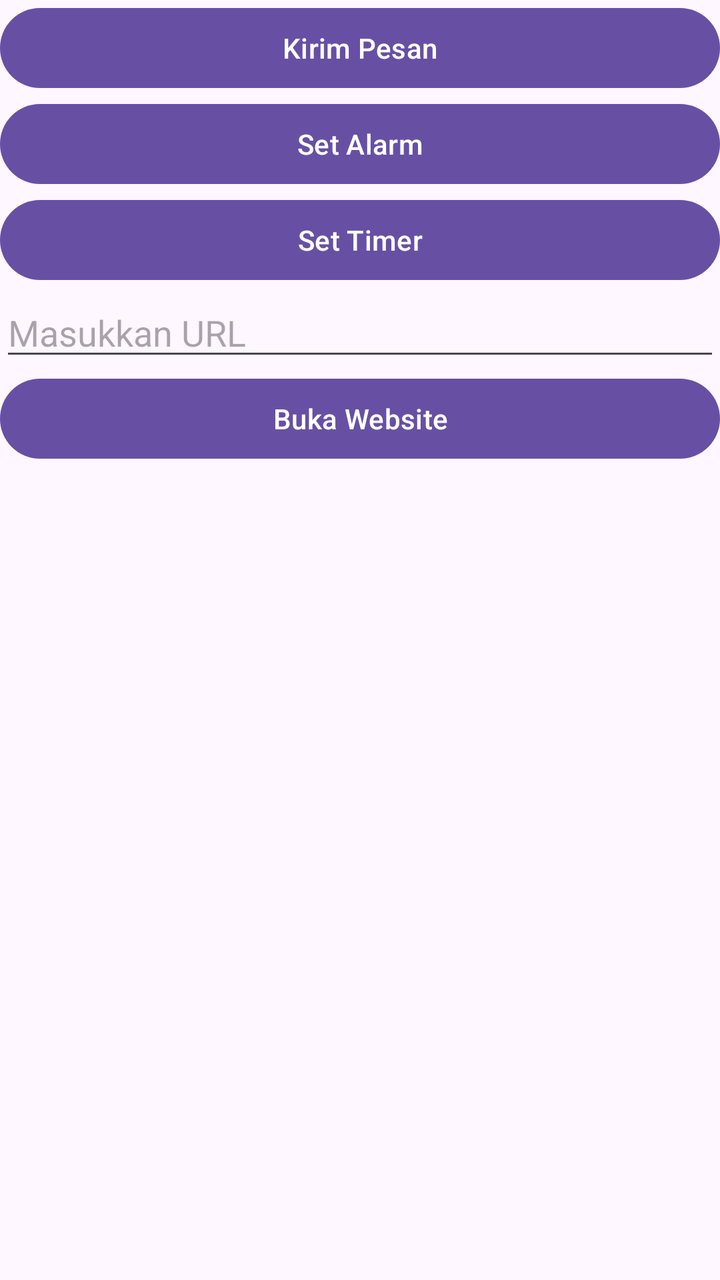
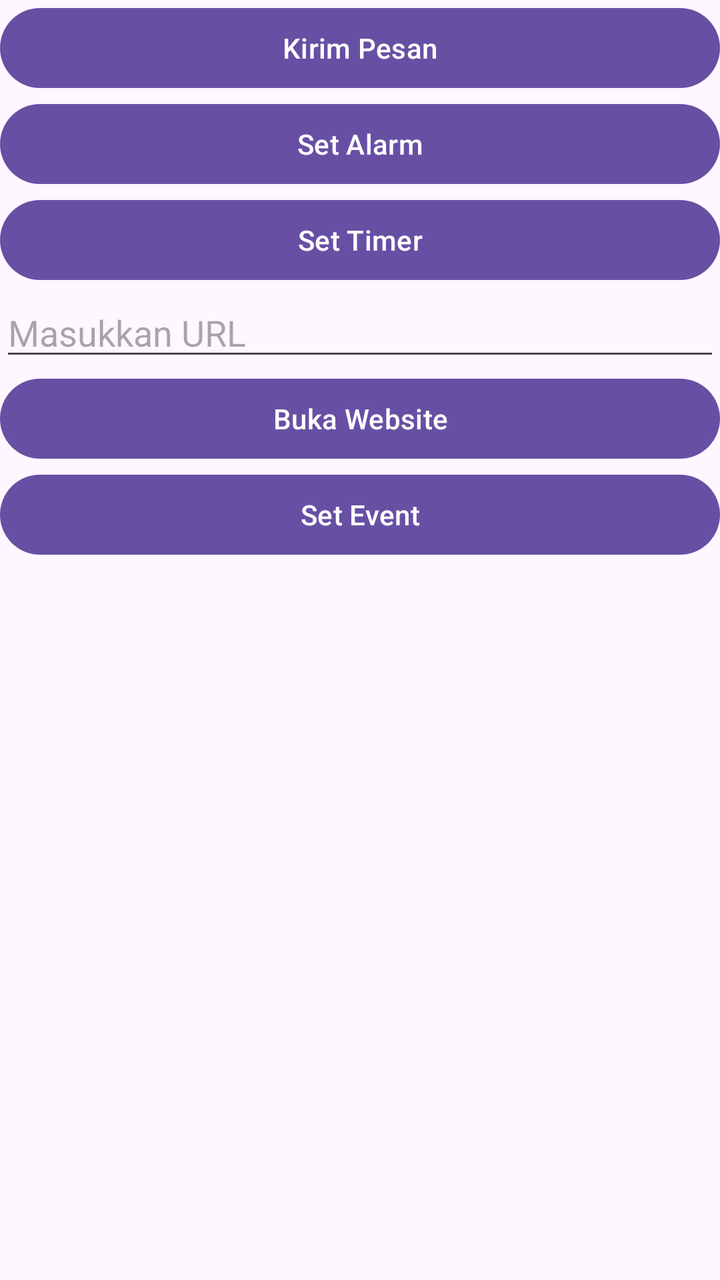

The first picture is an Android layout as it rendered before a commit; the second is the same layout after the commit. The layout source and the unified diff follow.
<!-- AndroidManifest.xml: application theme Theme.ImplisitIntent -->
<!-- res/layout/activity_main.xml -->
<?xml version="1.0" encoding="utf-8"?>
<LinearLayout xmlns:android="http://schemas.android.com/apk/res/android"
    xmlns:app="http://schemas.android.com/apk/res-auto"
    xmlns:tools="http://schemas.android.com/tools"
    android:id="@+id/main"
    android:layout_width="match_parent"
    android:layout_height="match_parent"
    android:orientation="vertical"
    tools:context=".MainActivity">

    <Button
        android:id="@+id/btnKirimPesan"
        android:layout_width="match_parent"
        android:layout_height="wrap_content"
        android:text="Kirim Pesan" />

    <Button
        android:id="@+id/btnSetAlarm"
        android:layout_width="match_parent"
        android:layout_height="wrap_content"
        android:text="Set Alarm" />

    <Button
        android:id="@+id/btnSetTimer"
        android:layout_width="match_parent"
        android:layout_height="wrap_content"
        android:text="Set Timer" />

    <EditText
        android:id="@+id/etURL"
        android:layout_width="match_parent"
        android:layout_height="wrap_content"
        android:hint="Masukkan URL" />

    <Button
        android:id="@+id/btnOpenURL"
        android:layout_width="match_parent"
        android:layout_height="wrap_content"
        android:text="Buka Website" />

</LinearLayout>
<!-- resources referenced by this layout -->
<resources>
  <style name="Theme.ImplisitIntent" parent="Base.Theme.ImplisitIntent" />
  <style name="Base.Theme.ImplisitIntent" parent="Theme.Material3.DayNight.NoActionBar">
          
          
      </style>
</resources>

<!-- the commit's change to res/layout/activity_main.xml (unified diff, before → after) -->
@@ -38,4 +38,10 @@
         android:layout_height="wrap_content"
         android:text="Buka Website" />
 
+    <Button
+        android:id="@+id/btnSetEvent"
+        android:layout_width="match_parent"
+        android:layout_height="wrap_content"
+        android:text="Set Event" />
+
 </LinearLayout>
